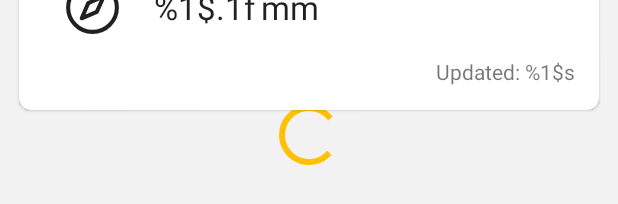
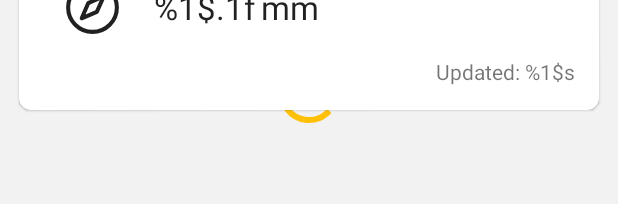
Before and after one commit to hegocre/EMeteo, an Android app: the layout fragment_weather.xml on its own in the app's theme, with its tools: preview values and no code run, on a phone screen of 412 x 824 dp. Shown: the part 483-687 px from the top of the screen. Run offline under Robolectric (Android 15) with nearby library versions, the phone set to English and light mode, and no system bars.

Commit message:
Center Progress Bar
Signed-off-by: hegocre <hegocre@hotmail.com>

```diff
--- a/app/src/main/res/layout-land/fragment_weather.xml
+++ b/app/src/main/res/layout-land/fragment_weather.xml
@@ -11,6 +11,7 @@
         android:layout_width="wrap_content"
         android:layout_height="wrap_content"
         android:layout_gravity="center"
+        android:layout_marginBottom="?attr/actionBarSize"
         app:layout_constraintBottom_toBottomOf="parent"
         app:layout_constraintEnd_toEndOf="parent"
         app:layout_constraintStart_toStartOf="parent"
--- a/app/src/main/res/layout/fragment_weather.xml
+++ b/app/src/main/res/layout/fragment_weather.xml
@@ -11,6 +11,7 @@
         android:layout_width="wrap_content"
         android:layout_height="wrap_content"
         android:layout_gravity="center"
+        android:layout_marginBottom="?attr/actionBarSize"
         app:layout_constraintBottom_toBottomOf="parent"
         app:layout_constraintEnd_toEndOf="parent"
         app:layout_constraintStart_toStartOf="parent"
```
